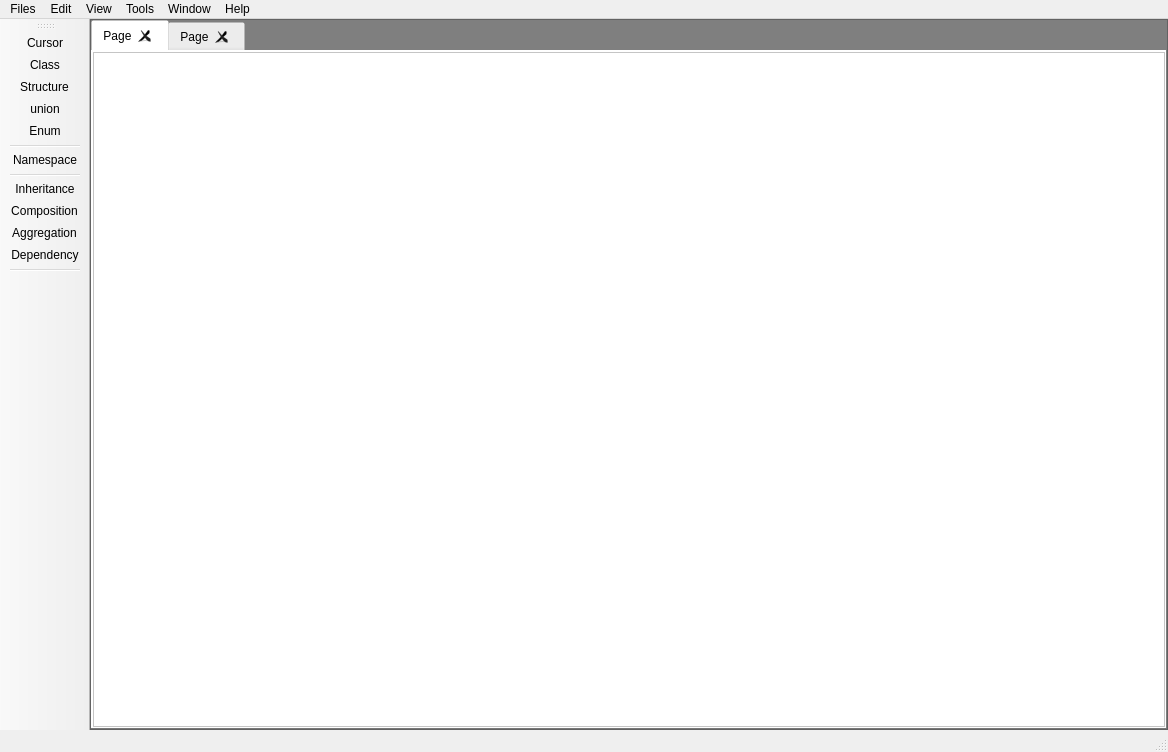
The window that ui/main_window.ui (CplusplusML/CplusplusML) describes before a commit, drawn with Qt 5.
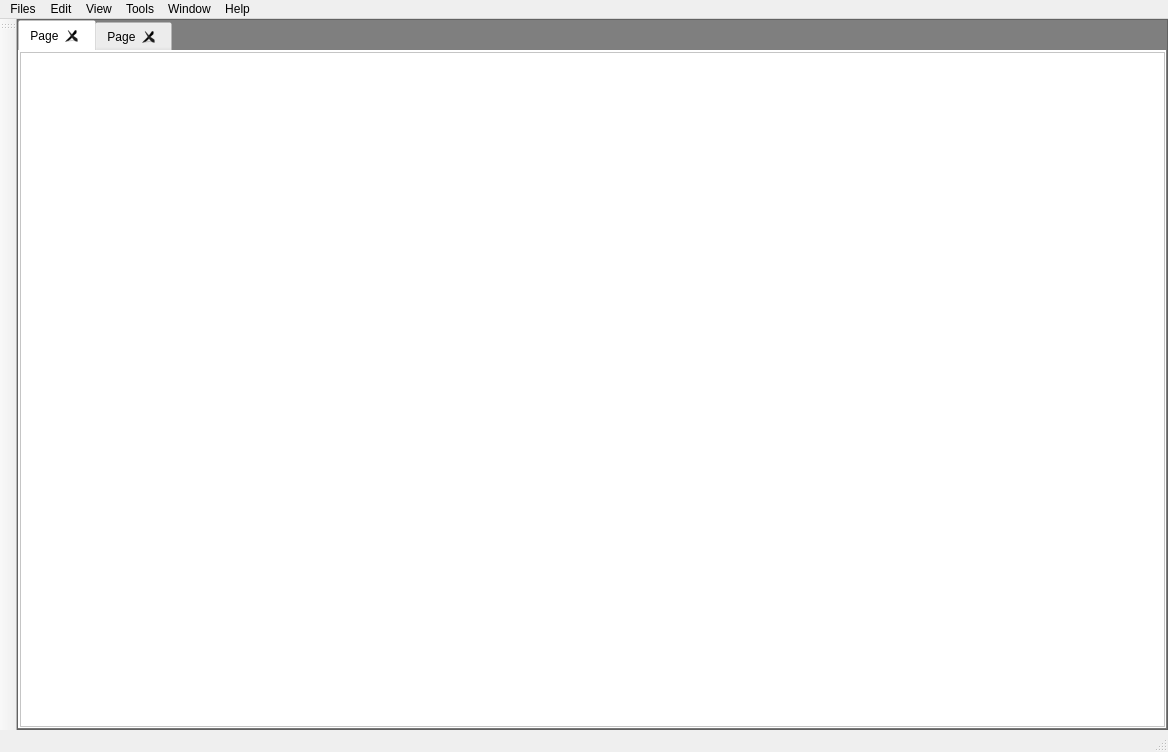
The same window after the commit. Icons and pictures are not drawn.

Commit message: Added DiagramItem class, added a SetItem method to DiagramScene and handled toolbal events

```diff
--- a/ui/main_window.ui
+++ b/ui/main_window.ui
@@ -270,8 +270,8 @@
    </property>
    <property name="iconSize">
     <size>
-     <width>25</width>
-     <height>25</height>
+     <width>30</width>
+     <height>30</height>
     </size>
    </property>
    <attribute name="toolBarArea">
@@ -280,19 +280,6 @@
    <attribute name="toolBarBreak">
     <bool>false</bool>
    </attribute>
-   <addaction name="action_cursor"/>
-   <addaction name="action_class"/>
-   <addaction name="action_struct"/>
-   <addaction name="action_union"/>
-   <addaction name="action_enum"/>
-   <addaction name="separator"/>
-   <addaction name="action_namespace"/>
-   <addaction name="separator"/>
-   <addaction name="actionInheritance"/>
-   <addaction name="action_composition"/>
-   <addaction name="action_aggregation"/>
-   <addaction name="action_dependency"/>
-   <addaction name="separator"/>
   </widget>
   <action name="action_new">
    <property name="text">
```
Left out of the diff: 2 changed lines with no effect on the pictures. The commit also changes 7 other files.
